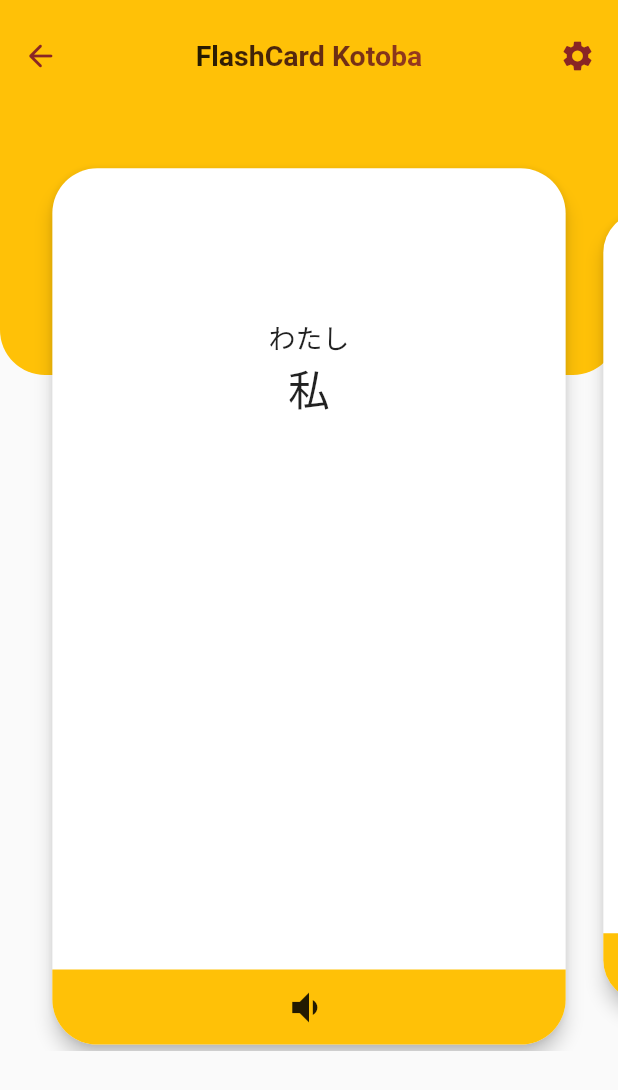
After one commit to Chit-Oo-Naung/mj_dictionary, a Flutter app: the KotobaPage screen opened directly, on a phone screen of 412 x 824 dp. The commit adds this screen. Shown: the top 1090 px of the screen. Run offline on Flutter 3.47's test engine with Material 2 defaults, Android fonts, the phone set to English and light mode, and no system bars; drawn by our look-alikes of card_swiper; our stand-ins replace curved_navigation_bar, flutter_easyloading, flutter_snake_navigationbar, flutter_tts, scroll_to_index, shared_preferences; missing offline and left inert: flutter_inappwebview; accounts and stored records are empty; network calls fail; statements that could not run were skipped.

Commit message:
added flashcard kotoba

```diff
--- a/lib/alphabet.dart
+++ b/lib/alphabet.dart
@@ -148,7 +148,8 @@ class _AlphabetPageState extends State<AlphabetPage>
                           // first tab bar view widget
                           Container(
                               // color: Colors,.red,
-                              padding: const EdgeInsets.only(left:8,right:8,top:3,bottom: 3),
+                              padding: const EdgeInsets.only(
+                                  left: 8, right: 8, top: 3, bottom: 3),
                               child: AlphabetListView(
                                 list: hiraganaLst,
                               )),
@@ -303,6 +304,9 @@ class AlphabetListView extends StatelessWidget {
             ? Container()
             : GestureDetector(
                 onTap: () async {
+                  await tts.setSharedInstance(true);
+                  await tts.awaitSynthCompletion(true);
+                  await tts.awaitSpeakCompletion(true);
                   await tts.speak("${list[index]["jp"]}");
                 },
                 onLongPress: () {
--- a/lib/kanji.dart
+++ b/lib/kanji.dart
@@ -406,7 +406,6 @@ class _KanjiPageState extends State<KanjiPage>
                                                 } else {
                                                   hira = value;
                                                 }
-
                                               });
                                             },
                                             value: hira,
@@ -439,7 +438,6 @@ class _KanjiPageState extends State<KanjiPage>
                                                 } else {
                                                   meaning = value;
                                                 }
-
                                               });
                                             },
                                             value: meaning,
@@ -772,6 +770,9 @@ class KanjiMeaningListView extends StatelessWidget {
             trailing: GestureDetector(
                 onTap: () async {
                   debugPrint("Click Speak>>>");
+                  await tts.setSharedInstance(true);
+                  await tts.awaitSynthCompletion(true);
+                  await tts.awaitSpeakCompletion(true);
                   await tts.speak("${meaningList[index]["japan"]}");
                   debugPrint("Click Speak Done>>>");
                 },
--- /dev/null
+++ b/lib/kotoba.dart
@@ -0,0 +1,443 @@
+import 'dart:convert';
+import 'dart:math';
+
+import 'package:card_swiper/card_swiper.dart';
+import 'package:flutter/material.dart';
+import 'package:flutter_tts/flutter_tts.dart';
+import 'package:mjdictionary/components/colors.dart';
+import 'package:mjdictionary/components/gradient_text.dart';
+import 'package:mjdictionary/kaiwa_setting.dart';
+
+class KotobaPage extends StatefulWidget {
+  const KotobaPage({super.key});
+
+  @override
+  State<KotobaPage> createState() => _KotobaPageState();
+}
+
+class _KotobaPageState extends State<KotobaPage> {
+  final FlutterTts tts = FlutterTts();
+  List kotobalist = [
+    {
+      "myanmar": "ကျွန်ုပ်၊ ကျွန်တော်/ ကျွန်မ",
+      "japan": "わたし",
+      "romaji": "watashi",
+      "type": "n",
+      "lesson": "1",
+      "new": "",
+      "konnyomi": "",
+      "onnyomi": "",
+      "level": "N5",
+      "kanji": "私",
+      "sentence": [
+        {"myanmar": "", "japan": "", "kanji": "", "sennew": ""}
+      ]
+    },
+    {
+      "myanmar": "သင်၊ ခင်ဗျား၊ ရှင်",
+      "japan": "あなた",
+      "romaji": "anata",
+      "type": "n",
+      "lesson": "1",
+      "new": "",
+      "konnyomi": "",
+      "onnyomi": "",
+      "level": "N5",
+      "kanji": "貴方",
+      "sentence": [
+        {"myanmar": "", "japan": "", "kanji": "", "sennew": ""}
+      ]
+    },
+    {
+      "myanmar": "ဟိုလူ (ဟိုပုဂ္ဂိုလ်)",
+      "japan": "あのひと",
+      "romaji": "anohito",
+      "type": "n",
+      "lesson": "1",
+      "new": "",
+      "konnyomi": "",
+      "onnyomi": "",
+      "level": "N5",
+      "kanji": "あの人",
+      "sentence": [
+        {"myanmar": "", "japan": "", "kanji": "", "sennew": ""}
+      ]
+    },
+  ];
+
+  @override
+  void initState() {
+    // kotobalist.add(kotobalist[0]["showtop"] = boolValue);
+    tts.setLanguage('ja');
+    tts.setSpeechRate(0.4);
+    for (var i = 0; i < kotobalist.length; i++) {
+      // ! True - Japan Top || False - Myanmar Top
+      var boolValue = Random().nextBool();
+      kotobalist[i]["showtop"] = boolValue;
+      kotobalist[i]["showanswer"] = false;
+    }
+
+    super.initState();
+  }
+
+  @override
+  Widget build(BuildContext context) {
+    return Scaffold(
+        // backgroundColor: mainColor,
+        body: Stack(
+      children: [
+        Positioned(
+            top: 0,
+            left: 0,
+            child: Container(
+              // color: mainColor,
+              height: 250,
+              width: MediaQuery.of(context).size.width,
+              decoration: BoxDecoration(
+                borderRadius: const BorderRadius.only(
+                    bottomLeft: Radius.circular(30.0),
+                    bottomRight: Radius.circular(30.0)),
+                color: mainColor,
+              ),
+            )),
+        Column(
+          children: [
+            Padding(
+              padding: const EdgeInsets.only(left: 15, right: 15, top: 25),
+              child: Row(
+                mainAxisAlignment: MainAxisAlignment.spaceBetween,
+                children: [
+                  GestureDetector(
+                    onTap: () {
+                      Navigator.of(context).pop();
+                    },
+                    child: const Icon(
+                      Icons.arrow_back_rounded,
+                      color: Color.fromARGB(255, 137, 37, 37),
+                    ),
+                  ),
+                  GradientText(
+                    "FlashCard Kotoba",
+                    style: TextStyle(
+                      fontSize: 19.0,
+                      fontWeight: FontWeight.bold,
+                    ),
+                    gradient: LinearGradient(colors: [
+                      Colors.black,
+                      Color.fromARGB(255, 137, 37, 37),
+                    ]),
+                  ),
+                  GestureDetector(
+                    onTap: () {
+                      Navigator.push(context,
+                          MaterialPageRoute(builder: (context) {
+                        return KaiwaSettingPage();
+                      }));
+                    },
+                    child: const Icon(
+                      Icons.settings,
+                      color: Color.fromARGB(255, 137, 37, 37),
+                    ),
+                  ),
+                ],
+              ),
+            ),
+            Expanded(
+              child: Container(
+                padding: const EdgeInsets.only(top: 18.0, left: 0, right: 0),
+                child: Column(
+                  children: [
+                    SizedBox(
+                      height: MediaQuery.of(context).size.height * 0.05,
+                    ),
+                    Expanded(
+                      child: Swiper(
+                        onIndexChanged: (value) {},
+                        onTap: (index) {
+                          setState(() {});
+                          kotobalist[index]["showanswer"] = true;
+                        },
+                        itemBuilder: (BuildContext context, int index) {
+                          return Card(
+                            shape: RoundedRectangleBorder(
+                              borderRadius: BorderRadius.circular(30),
+                              //set border radius more than 50% of height and width to make circle
+                            ),
+                            elevation: 5,
+                            shadowColor: Colors.black,
+                            color: Colors.white,
+                            // color: Colors.primaries[index % 10][100],
+                            child: Container(
+                              // padding: EdgeInsets.all(10),
+
+                              child: Stack(
+                                children: [
+                                  Positioned(
+                                    bottom: 0,
+                                    right: 0,
+                                    left: 0,
+                                    child: GestureDetector(
+                                      onTap: () async {
+                                        debugPrint("Click Speak>>>");
+                                        await tts.setSharedInstance(true);
+                                        await tts.awaitSynthCompletion(true);
+                                        await tts.awaitSpeakCompletion(true);
+
+                                        await tts.speak(
+                                            "${kotobalist[index]["japan"]}");
+                                        debugPrint("Click Speak Done>>>");
+                                      },
+                                      child: Container(
+                                        height: 50,
+                                        decoration: BoxDecoration(
+                                          borderRadius: const BorderRadius.only(
+                                              bottomLeft: Radius.circular(30.0),
+                                              bottomRight:
+                                                  Radius.circular(30.0)),
+                                          color: mainColor,
+                                        ),
+                                        child: Row(
+                                          mainAxisAlignment:
+                                              MainAxisAlignment.center,
+                                          crossAxisAlignment:
+                                              CrossAxisAlignment.center,
+                                          children: [
+                                            Icon(
+                                              Icons.volume_down_alt,
+                                              size: 30,
+                                            )
+                                            // Text(
+                                            //   'Footer',
+                                            //   textAlign: TextAlign.center,
+                                            //   style: const TextStyle(
+                                            //       fontSize: 13,
+                                            //       fontWeight: FontWeight.bold),
+                                            // ),
+                                          ],
+                                        ),
+                                      ),
+                                    ),
+                                  ),
+                                  LayoutBuilder(
+                                    builder: (BuildContext context,
+                                        BoxConstraints constraints) {
+                                      return Column(
+                                        children: [
+                                          Container(
+                                            height:
+                                                (constraints.maxHeight / 2) -
+                                                    25,
+                                            child: kotobalist[index]["showtop"]
+                                                ? Column(
+                                                    mainAxisAlignment:
+                                                        MainAxisAlignment
+                                                            .center,
+                                                    crossAxisAlignment:
+                                                        CrossAxisAlignment
+                                                            .center,
+                                                    children: [
+                                                      Row(
+                                                        mainAxisAlignment:
+                                                            MainAxisAlignment
+                                                                .center,
+                                                        crossAxisAlignment:
+                                                            CrossAxisAlignment
+                                                                .center,
+                                                        children: [
+                                                          Flexible(
+                                                            child: Text(
+                                                              '${kotobalist[index]["japan"]}',
+                                                              textAlign:
+                                                                  TextAlign
+                                                                      .center,
+                                                              style:
+                                                                  const TextStyle(
+                                                                fontSize: 18,
+                                                              ),
+                                                            ),
+                                                          ),
+                                                        ],
+                                                      ),
+                                                      Row(
+                                                        mainAxisAlignment:
+                                                            MainAxisAlignment
+                                                                .center,
+                                                        crossAxisAlignment:
+                                                            CrossAxisAlignment
+                                                                .center,
+                                                        children: [
+                                                          Flexible(
+                                                            child: Text(
+                                                              '${kotobalist[index]["kanji"]}',
+                                                              textAlign:
+                                                                  TextAlign
+                                                                      .center,
+                                                              style:
+                                                                  const TextStyle(
+                                                                fontSize: 28,
+                                                              ),
+                                                            ),
+                                                          ),
+                                                        ],
+                                                      ),
+                                                    ],
+                                                  )
+                                                : Column(
+                                                    mainAxisAlignment:
+                                                        MainAxisAlignment
+                                                            .center,
+                                                    crossAxisAlignment:
+                                                        CrossAxisAlignment
+                                                            .center,
+                                                    children: [
+                                                      Row(
+                                                        mainAxisAlignment:
+                                                            MainAxisAlignment
+                                                                .center,
+                                                        crossAxisAlignment:
+                                                            CrossAxisAlignment
+                                                                .center,
+                                                        children: [
+                                                          Flexible(
+                                                            child: Text(
+                                                              '${kotobalist[index]["myanmar"]}',
+                                                              textAlign:
+                                                                  TextAlign
+                                                                      .center,
+                                                              style:
+                                                                  const TextStyle(
+                                                                fontSize: 20,
+                                                              ),
+                                                            ),
+                                                          ),
+                                                        ],
+                                                      ),
+                                                    ],
+                                                  ),
+                                          ),
+                                          Container(
+                                            height:
+                                                (constraints.maxHeight / 2) -
+                                                    25,
+                                            child: !kotobalist[index]
+                                                    ["showanswer"]
+                                                ? Container()
+                                                : kotobalist[index]["showtop"]
+                                                    ? Column(
+                                                        mainAxisAlignment:
+                                                            MainAxisAlignment
+                                                                .center,
+                                                        crossAxisAlignment:
+                                                            CrossAxisAlignment
+                                                                .center,
+                                                        children: [
+                                                          Row(
+                                                            mainAxisAlignment:
+                                                                MainAxisAlignment
+                                                                    .center,
+                                                            crossAxisAlignment:
+                                                                CrossAxisAlignment
+                                                                    .center,
+                                                            children: [
+                                                              Flexible(
+                                                                child: Text(
+                                                                  '${kotobalist[index]["myanmar"]}',
+                                                                  textAlign:
+                                                                      TextAlign
+                                                                          .center,
+                                                                  style:
+                                                                      const TextStyle(
+                                                                    fontSize:
+                                                                        20,
+                                                                  ),
+                                                                ),
+                                                              ),
+                                                            ],
+                                                          ),
+                                                        ],
+                                                      )
+                                                    : Column(
+                                                        mainAxisAlignment:
+                                                            MainAxisAlignment
+                                                                .center,
+                                                        crossAxisAlignment:
+                                                            CrossAxisAlignment
+                                                                .center,
+                                                        children: [
+                                                          Row(
+                                                            mainAxisAlignment:
+                                                                MainAxisAlignment
+                                                                    .center,
+                                                            crossAxisAlignment:
+                                                                CrossAxisAlignment
+                                                                    .center,
+                                                            children: [
+                                                              Flexible(
+                                                                child: Text(
+                                                                  '${kotobalist[index]["japan"]}',
+                                                                  textAlign:
+                                                                      TextAlign
+                                                                          .center,
+                                                                  style:
+                                                                      const TextStyle(
+                                                                    fontSize:
+                                                                        18,
+                                                                  ),
+                                                                ),
+                                                              ),
+                                                            ],
+                                                          ),
+                                                          Row(
+                                                            mainAxisAlignment:
+                                                                MainAxisAlignment
+                                                                    .center,
+                                                            crossAxisAlignment:
+                                                                CrossAxisAlignment
+                                                                    .center,
+                                                            children: [
+                                                              Flexible(
+                                                                child: Text(
+                                                                  '${kotobalist[index]["kanji"]}',
+                                                                  textAlign:
+                                                                      TextAlign
+                                                                          .center,
+                                                                  style:
+                                                                      const TextStyle(
+                                                                    fontSize:
+                                                                        28,
+                                                                  ),
+                                                                ),
+                                                              ),
+                                                            ],
+                                                          ),
+                                                        ],
+                                                      ),
+                                          ),
+                                        ],
+                                      );
+                                    },
+                                  ),
+                                ],
+                              ),
+                            ),
+                          );
+                        },
+                        itemCount: kotobalist.length,
+                        viewportFraction: 0.85,
+                        scale: 0.9,
+                        loop: false,
+                      ),
+                    ),
+                    SizedBox(
+                      height: MediaQuery.of(context).size.height * 0.15,
+                    )
+                  ],
+                ),
+              ),
+            ),
+          ],
+        ),
+      ],
+    ));
+  }
+}
--- a/lib/unit.dart
+++ b/lib/unit.dart
@@ -381,6 +381,11 @@ class _UnitPageState extends State<UnitPage> {
                                       trailing: GestureDetector(
                                           onTap: () async {
                                             debugPrint("Click Speak>>>");
+                                            await tts.setSharedInstance(true);
+                                            await tts
+                                                .awaitSynthCompletion(true);
+                                            await tts
+                                                .awaitSpeakCompletion(true);
                                             await tts.speak(
                                                 "${meaningList[index]["japan"]}");
                                             debugPrint("Click Speak Done>>>");
--- a/pubspec.yaml
+++ b/pubspec.yaml
@@ -46,6 +46,7 @@ dependencies:
   flutter_inappwebview: ^5.7.2+3
   scroll_to_index: ^3.0.1
   shared_preferences: ^2.2.1
+  card_swiper: ^3.0.1
 
 dev_dependencies:
   flutter_test:
```
Also changed, not shown: lib/grammar.dart (added, +84 -0 lines), lib/home.dart (+5 -3 lines), lib/kaiwa.dart (+16 -4 lines), lib/kaiwa_setting.dart (added, +84 -0 lines), lib/more.dart (+19 -17 lines), pubspec.lock. Lines whose indentation alone changed are shown as unchanged.
